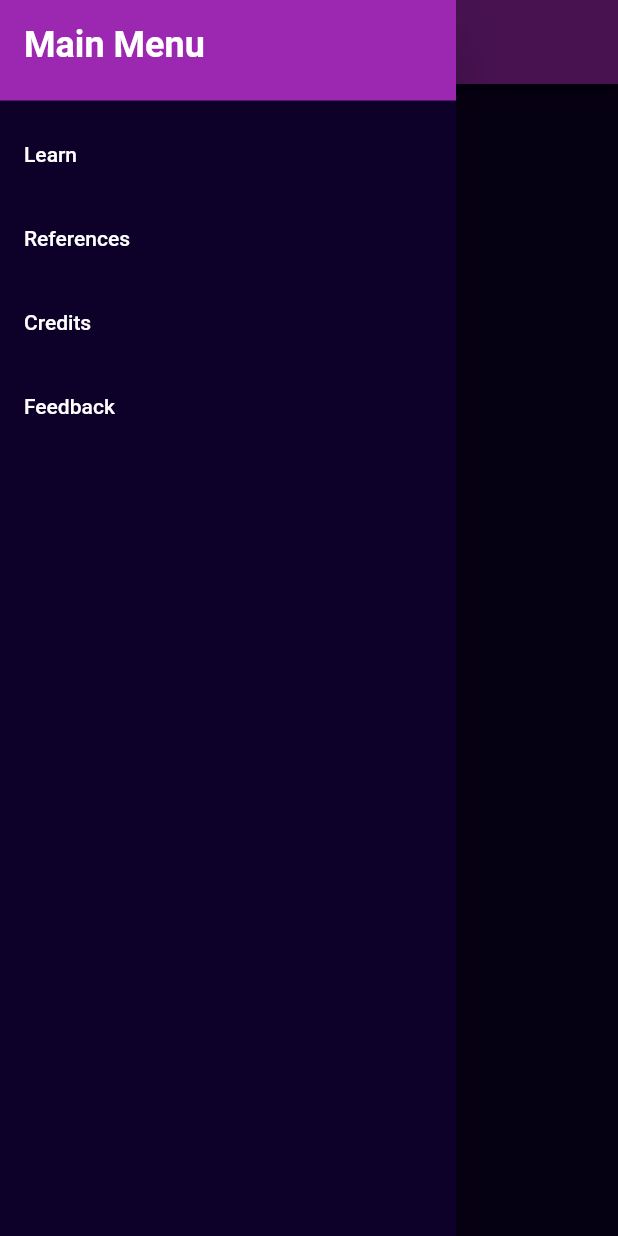
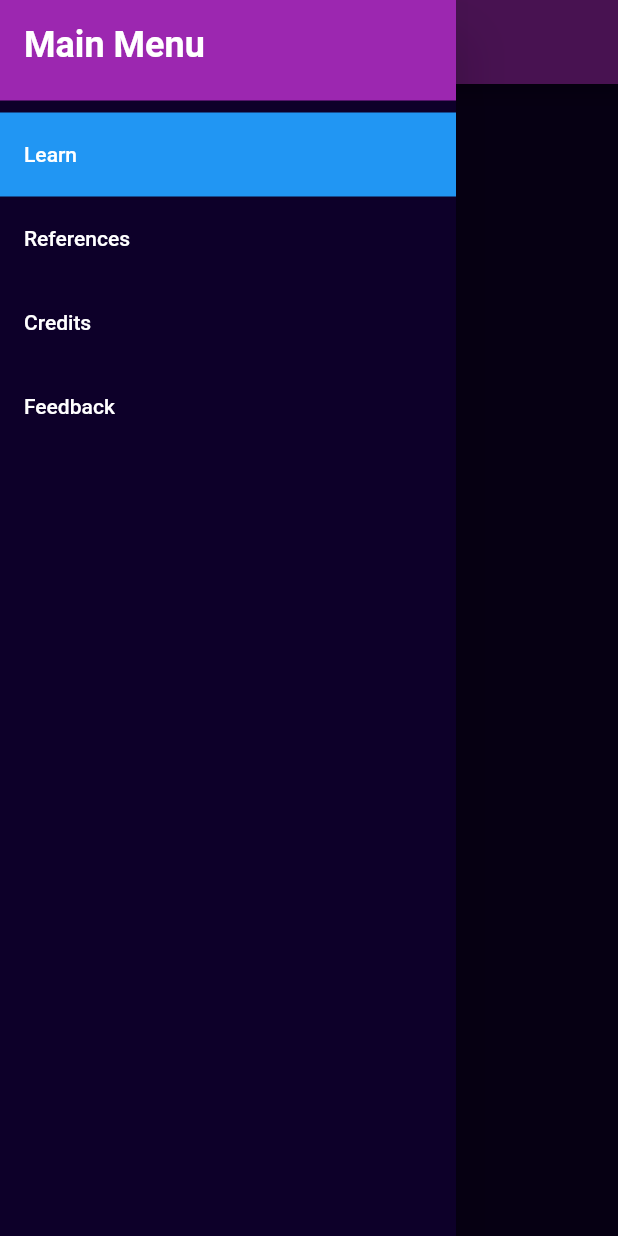
Before and after one commit to jamez2128/pc-buddy, a Flutter app: the screen it shows after launch, with the side drawer open, on a phone screen of 412 x 824 dp. Run offline on Flutter 3.47's test engine with Material 2 defaults, Android fonts, the phone set to English and light mode, and no system bars.

Commit message:
Basic template completed

```diff
--- /dev/null
+++ b/lib/learn.dart
@@ -0,0 +1,15 @@
+import 'package:flutter/material.dart';
+
+class LearnPage extends StatelessWidget {
+  const LearnPage({Key? key}) : super(key: key);
+
+  @override
+  Widget build(BuildContext context) {
+    return Text(
+        "Learn goes here",
+      style: TextStyle(
+        color: Colors.white,
+      ),
+    );
+  }
+}
--- a/lib/main.dart
+++ b/lib/main.dart
@@ -1,4 +1,8 @@
 import 'package:flutter/material.dart';
+import 'package:pc_buddy/credits.dart';
+import 'package:pc_buddy/feedback.dart';
+import 'package:pc_buddy/learn.dart';
+import 'package:pc_buddy/references.dart';
 
 void main() {
   runApp(const MyApp());
@@ -12,8 +16,7 @@ class MyApp extends StatelessWidget {
     return MaterialApp(
         title: "PC Buddy",
         theme: ThemeData(primarySwatch: Colors.purple),
-      home: const Home()
-    );
+        home: const Home());
   }
 }
 
@@ -33,54 +36,68 @@ class Home extends StatefulWidget {
 
 class _HomeState extends State<Home> {
   String appBarTitle = navMenuOptions[0];
+  int selected = 0;
 
   @override
   Widget build(BuildContext context) {
+    appBarTitle = navMenuOptions[selected];
+    Widget currentPage = Container();
+    switch (navMenuOptions[selected]) {
+      case "Learn":
+        currentPage = LearnPage();
+        break;
+      case "References":
+        currentPage = ReferencesPage();
+        break;
+      case "Credits":
+        currentPage = CreditsPage();
+        break;
+      case "Feedback":
+        currentPage = FeedbackPage();
+        break;
+    }
     return Scaffold(
-      appBar: AppBar(title: Text(appBarTitle),backgroundColor: Colors.purple),
-      drawer:
-        Drawer(
+      appBar: AppBar(title: Text(appBarTitle), backgroundColor: Colors.purple),
+      drawer: Drawer(
         backgroundColor: Color(0xff0d0029),
         child: ListView(children: navMenu()),
       ),
       backgroundColor: Color(0xff0d0029),
+      body: currentPage,
     );
   }
+
   List<Widget> navMenu() {
     List<Widget> menu = [
-       SizedBox(height: 75.0,child: DrawerHeader(decoration: BoxDecoration(color: Colors.purple),child: Text("Main Menu", style: TextStyle(color: Colors.white,fontSize: 24.0,fontWeight: FontWeight.bold),),))
+      SizedBox(
+          height: 75.0,
+          child: DrawerHeader(
+            decoration: BoxDecoration(color: Colors.purple),
+            child: Text(
+              "Main Menu",
+              style: TextStyle(
+                  color: Colors.white,
+                  fontSize: 24.0,
+                  fontWeight: FontWeight.bold),
+            ),
+          ))
     ];
-     for(int i = 0; i < navMenuOptions.length; i++) {
-       menu.add(
-           ListTile(
+    for (int i = 0; i < navMenuOptions.length; i++) {
+      menu.add(ListTile(
+        tileColor: selected == i ? Colors.blue : Colors.transparent,
         title: Text(
           navMenuOptions[i],
-               style:
-               TextStyle(
+          style: TextStyle(
             color: Colors.white,
           ),
         ),
         onTap: () {
           setState(() {
             Navigator.pop(context);
-                 switch(navMenuOptions[i].toLowerCase()) {
-                   case "learn":
-                      appBarTitle = navMenuOptions[i];
-                     break;
-                   case "references":
-                     appBarTitle = navMenuOptions[i];
-                     break;
-                   case "credits":
-                     appBarTitle = navMenuOptions[i];
-                     break;
-                   case "feedback":
-                     appBarTitle = navMenuOptions[i];
-                     break;
-                 }
+            selected = i;
           });
         },
-           )
-       );
+      ));
     }
     return menu;
   }
```
Also changed, not shown: lib/credits.dart (added, +15 -0 lines), lib/feedback.dart (added, +15 -0 lines), lib/references.dart (added, +15 -0 lines). Lines whose indentation alone changed are shown as unchanged.
